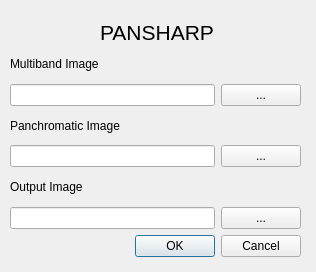
Qt form uis/ui_pansharp.ui (SENSUM-project/sensum_rs_qgis) before a commit.
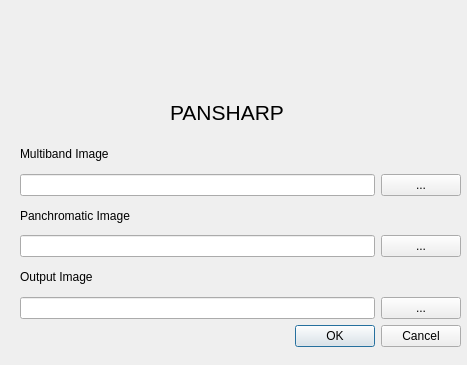
The same form after that commit. Icons and pictures are not drawn.

Commit message: Added Logos and new footprints version

Patch:
```diff
--- a/uis/ui_pansharp.ui
+++ b/uis/ui_pansharp.ui
@@ -6,20 +6,20 @@
    <rect>
     <x>0</x>
     <y>0</y>
-    <width>316</width>
-    <height>272</height>
+    <width>467</width>
+    <height>365</height>
    </rect>
   </property>
   <property name="minimumSize">
    <size>
-    <width>316</width>
-    <height>272</height>
+    <width>467</width>
+    <height>365</height>
    </size>
   </property>
   <property name="maximumSize">
    <size>
-    <width>316</width>
-    <height>272</height>
+    <width>467</width>
+    <height>365</height>
    </size>
   </property>
   <property name="windowTitle">
@@ -28,9 +28,9 @@
   <widget class="QWidget" name="widget" native="true">
    <property name="geometry">
     <rect>
-     <x>10</x>
-     <y>50</y>
-     <width>291</width>
+     <x>20</x>
+     <y>140</y>
+     <width>441</width>
      <height>207</height>
     </rect>
    </property>
@@ -101,8 +101,8 @@
   <widget class="QLabel" name="label_title">
    <property name="geometry">
     <rect>
-     <x>100</x>
-     <y>20</y>
+     <x>170</x>
+     <y>100</y>
      <width>121</width>
      <height>21</height>
     </rect>
@@ -111,6 +111,54 @@
     <string>&lt;html&gt;&lt;head/&gt;&lt;body&gt;&lt;p&gt;&lt;span style=&quot; font-size:16pt;&quot;&gt;PANSHARP&lt;/span&gt;&lt;/p&gt;&lt;/body&gt;&lt;/html&gt;</string>
    </property>
   </widget>
+  <widget class="QLabel" name="logo_sensum">
+   <property name="geometry">
+    <rect>
+     <x>30</x>
+     <y>30</y>
+     <width>101</width>
+     <height>21</height>
+    </rect>
+   </property>
+   <property name="text">
+    <string/>
+   </property>
+   <property name="pixmap">
+    <pixmap>sensum.png</pixmap>
+   </property>
+  </widget>
+  <widget class="QLabel" name="logo_unipv">
+   <property name="geometry">
+    <rect>
+     <x>360</x>
+     <y>10</y>
+     <width>61</width>
+     <height>61</height>
+    </rect>
+   </property>
+   <property name="text">
+    <string/>
+   </property>
+   <property name="pixmap">
+    <pixmap>unipv.png</pixmap>
+   </property>
+  </widget>
+  <widget class="QLabel" name="logo_eucentre">
+   <property name="geometry">
+    <rect>
+     <x>160</x>
+     <y>20</y>
+     <width>181</width>
+     <height>41</height>
+    </rect>
+   </property>
+   <property name="text">
+    <string/>
+   </property>
+   <property name="pixmap">
+    <pixmap>eucentre.png</pixmap>
+   </property>
+  </widget>
  </widget>
  <resources/>
  <connections>
```
The commit also changes 32 other files.
